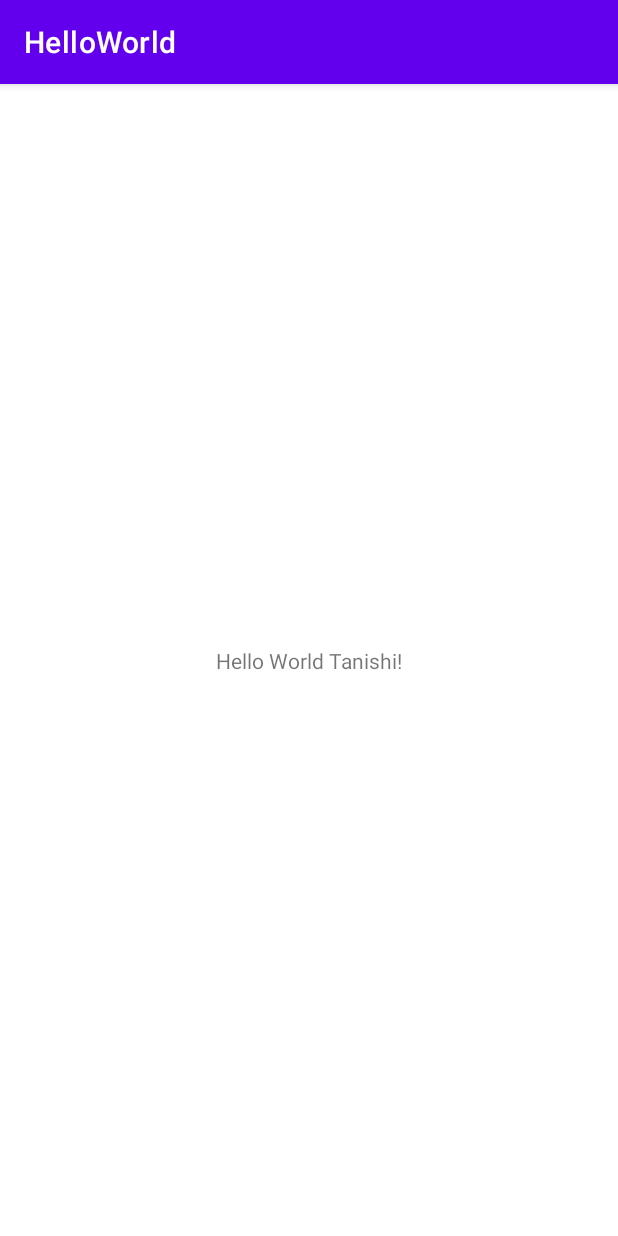
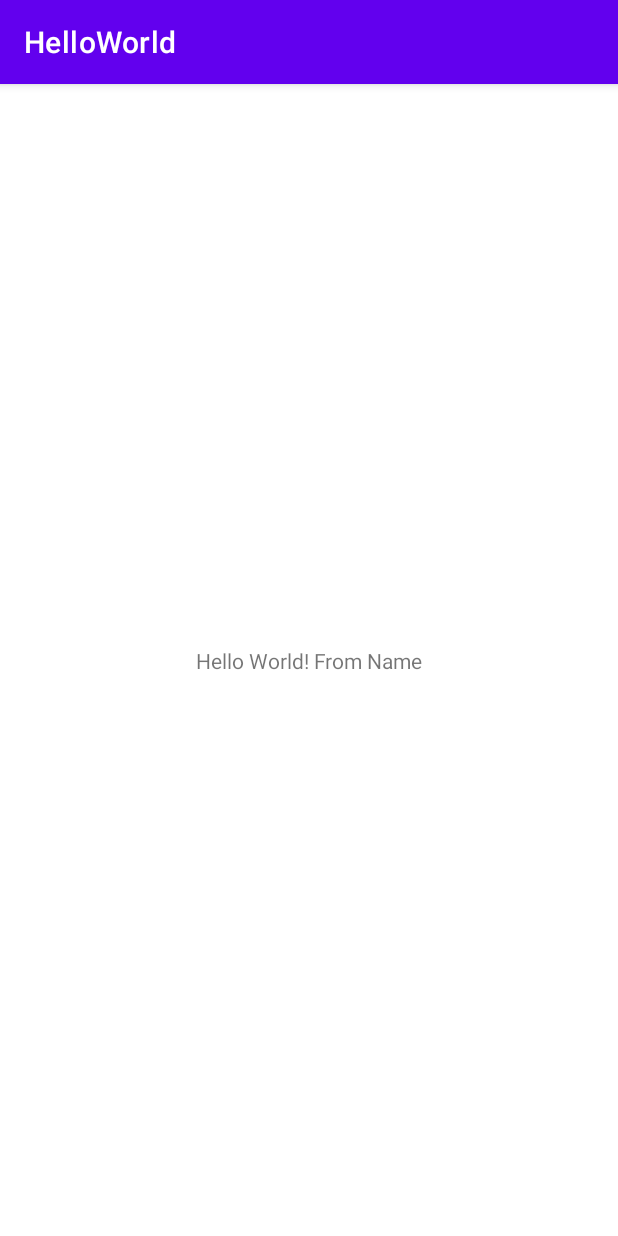
Before and after one commit to Mobile-Computing-Winter-2021/assignment0-TanishiSrivastava, an Android app: the screen it shows after launch (MainActivity), on a phone screen of 412 x 824 dp. Run offline under Robolectric (Android 15) with nearby library versions, the phone set to English and light mode, and no system bars.

Commit message:
Revert "Changes done"

```diff
--- a/app/src/main/res/values/strings.xml
+++ b/app/src/main/res/values/strings.xml
@@ -1,4 +1,4 @@
 <resources>
     <string name="app_name">HelloWorld</string>
-    <string name="greeting_text">Hello World Tanishi! </string>
+    <string name="greeting_text">Hello World! "From Name" </string>
 </resources>
```
